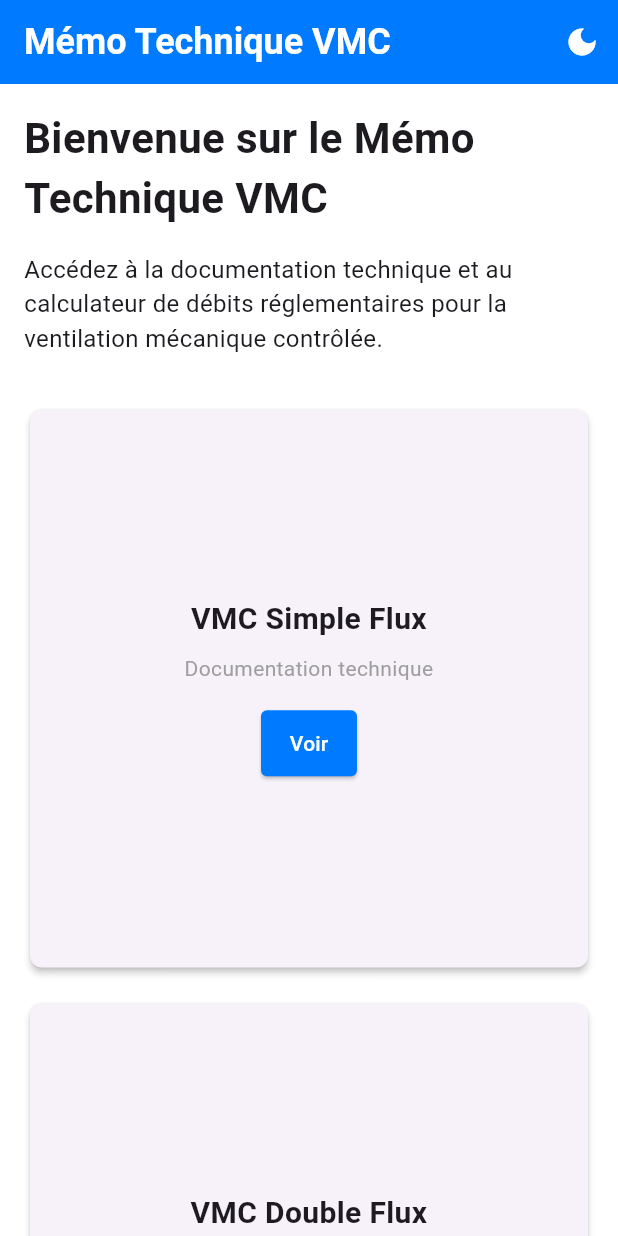
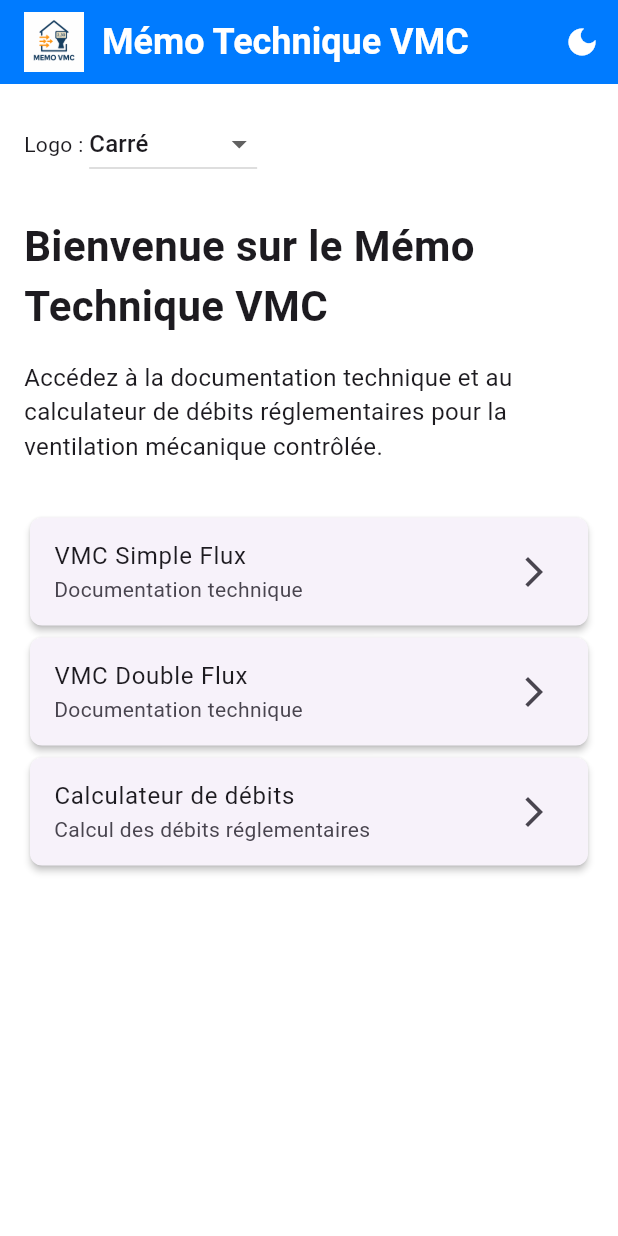
Before and after one commit to pollomax847/site-m-mo-vmc, a Flutter app: the screen it shows after launch, on a phone screen of 412 x 824 dp. Run offline on Flutter 3.47's test engine with Material 3 defaults, Android fonts, the phone set to English and light mode, and no system bars; our stand-ins replace pdf, printing, shared_preferences.

Commit message:
Intégration du logo et icônes pour web et app
- Ajout du logo principal et versions dérivées (carré, rond, transparent)
- Configuration des icônes PWA dans web/icons/
- Mise à jour de pubspec.yaml pour les assets
- Simplification de home_screen.dart avec sélecteur de logo
- Build web fonctionnel

```diff
--- a/lib/screens/home_screen.dart
+++ b/lib/screens/home_screen.dart
@@ -13,8 +13,7 @@
 }
 
 class _HomeScreenState extends State<HomeScreen> {
-  final TextEditingController _searchController = TextEditingController();
-  String _searchQuery = '';
+  String _selectedLogo = 'lib/assets/icons/logo_memo_vmc_square.png';
 
   final List<Map<String, dynamic>> _sections = [
     {
@@ -34,26 +33,20 @@
     },
   ];
 
-  List<Map<String, dynamic>> get _filteredSections {
-    if (_searchQuery.isEmpty) {
-      return _sections;
-    }
-    return _sections.where((section) =>
-        section['title'].toLowerCase().contains(_searchQuery.toLowerCase()) ||
-        section['subtitle'].toLowerCase().contains(_searchQuery.toLowerCase())).toList();
-  }
-
-  @override
-  void dispose() {
-    _searchController.dispose();
-    super.dispose();
-  }
-
   @override
   Widget build(BuildContext context) {
     return Scaffold(
       appBar: AppBar(
-        title: const Text('Mémo Technique VMC'),
+        title: Row(
+          children: [
+            Image.asset(
+              _selectedLogo,
+              height: 40,
+            ),
+            const SizedBox(width: 12),
+            const Text('Mémo Technique VMC'),
+          ],
+        ),
         actions: [
           IconButton(
             icon: Icon(
@@ -73,6 +66,35 @@
           child: Column(
             crossAxisAlignment: CrossAxisAlignment.start,
             children: [
+              // Sélecteur de logo
+              Row(
+                children: [
+                  const Text('Logo : '),
+                  DropdownButton<String>(
+                    value: _selectedLogo,
+                    items: [
+                      DropdownMenuItem(
+                        value: 'lib/assets/icons/logo_memo_vmc_square.png',
+                        child: const Text('Carré'),
+                      ),
+                      DropdownMenuItem(
+                        value: 'lib/assets/icons/logo_memo_vmc_round.png',
+                        child: const Text('Rond'),
+                      ),
+                      DropdownMenuItem(
+                        value: 'lib/assets/icons/logo_memo_vmc_transparent.png',
+                        child: const Text('Transparent'),
+                      ),
+                    ],
+                    onChanged: (value) {
+                      setState(() {
+                        _selectedLogo = value!;
+                      });
+                    },
+                  ),
+                ],
+              ),
+              const SizedBox(height: 24),
               const Text(
                 'Bienvenue sur le Mémo Technique VMC',
                 style: TextStyle(fontSize: 28, fontWeight: FontWeight.bold),
@@ -83,54 +105,19 @@
                 style: TextStyle(fontSize: 16),
               ),
               const SizedBox(height: 32),
-              GridView.count(
-                crossAxisCount: MediaQuery.of(context).size.width > 768 ? 3 : 1,
-                crossAxisSpacing: 16,
-                mainAxisSpacing: 16,
-                shrinkWrap: true,
-                physics: const NeverScrollableScrollPhysics(),
-                children: _sections.map((section) {
-                  return Card(
-                    child: InkWell(
+              ..._sections.map((section) => Card(
+                child: ListTile(
+                  title: Text(section['title']),
+                  subtitle: Text(section['subtitle']),
+                  trailing: const Icon(Icons.arrow_forward_ios),
                   onTap: () {
                     Navigator.push(
                       context,
                       MaterialPageRoute(builder: (context) => section['screen']),
                     );
                   },
-                      child: Padding(
-                        padding: const EdgeInsets.all(16.0),
-                        child: Column(
-                          mainAxisAlignment: MainAxisAlignment.center,
-                          children: [
-                            Text(
-                              section['title'],
-                              style: const TextStyle(fontSize: 20, fontWeight: FontWeight.bold),
-                              textAlign: TextAlign.center,
                 ),
-                            const SizedBox(height: 8),
-                            Text(
-                              section['subtitle'],
-                              style: const TextStyle(fontSize: 14, color: Colors.grey),
-                              textAlign: TextAlign.center,
-                            ),
-                            const SizedBox(height: 16),
-                            ElevatedButton(
-                              onPressed: () {
-                                Navigator.push(
-                                  context,
-                                  MaterialPageRoute(builder: (context) => section['screen']),
-                                );
-                              },
-                              child: const Text('Voir'),
-                            ),
-                          ],
-                        ),
-                      ),
-                    ),
-                  );
-                }).toList(),
-              ),
+              )),
             ],
           ),
         ),
```
Also changed, not shown: pubspec.yaml (+15 -0 lines), lib/assets/icons/logo.png (added), lib/assets/icons/logo_memo_vmc_round.png (added), lib/assets/icons/logo_memo_vmc_square.png (added), lib/assets/icons/logo_memo_vmc_transparent.png (added), pubspec.lock, 4 other files. Lines whose indentation alone changed are shown as unchanged.
